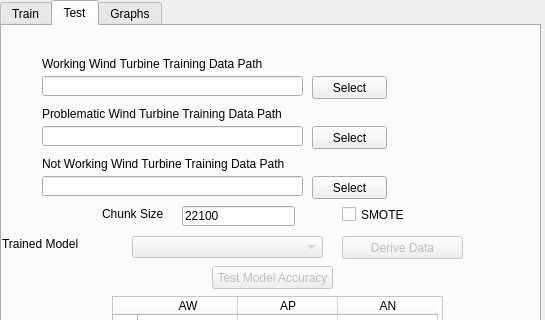
First picture: the form in mainwindow.ui, repository muratcankilic96/fault-detection-in-wind-turbines, before the edit; both pictures show x 0 to 545 and y 0 to 320 of the 545 by 578 pixel window.
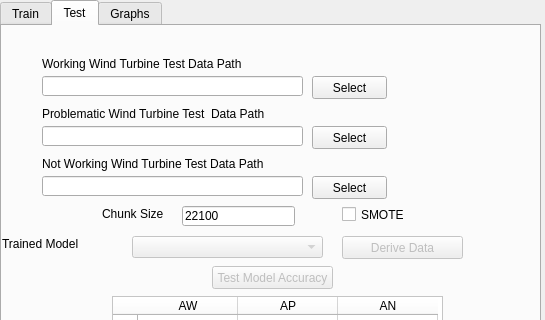
Second picture: the form after the edit. The open tabs and pages were chosen to show the change.

```diff
--- a/mainwindow.ui
+++ b/mainwindow.ui
@@ -832,7 +832,7 @@
        </rect>
       </property>
       <property name="text">
-       <string>Working Wind Turbine Training Data Path</string>
+       <string>Working Wind Turbine Test Data Path</string>
       </property>
      </widget>
      <widget class="QLabel" name="notWorkingTestLabel">
@@ -845,7 +845,7 @@
        </rect>
       </property>
       <property name="text">
-       <string>Not Working Wind Turbine Training Data Path</string>
+       <string>Not Working Wind Turbine Test Data Path</string>
       </property>
      </widget>
      <widget class="QLabel" name="problematicTestLabel">
@@ -858,7 +858,7 @@
        </rect>
       </property>
       <property name="text">
-       <string>Problematic Wind Turbine Training Data Path</string>
+       <string>Problematic Wind Turbine Test  Data Path</string>
       </property>
      </widget>
      <widget class="QPushButton" name="notWorkingTestButton">
```
